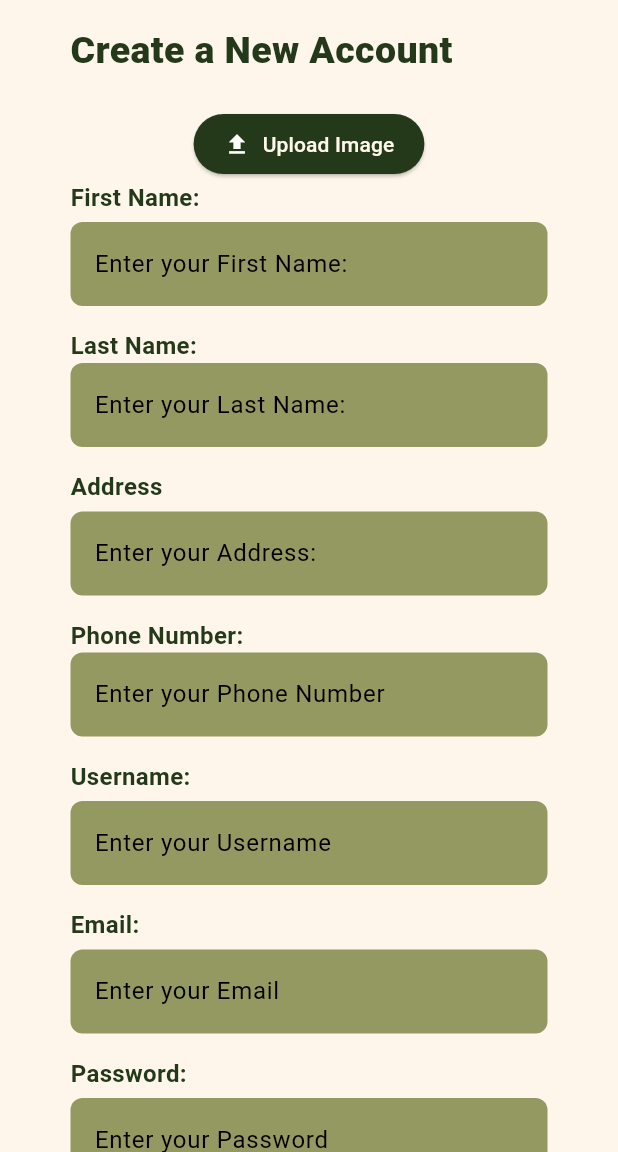
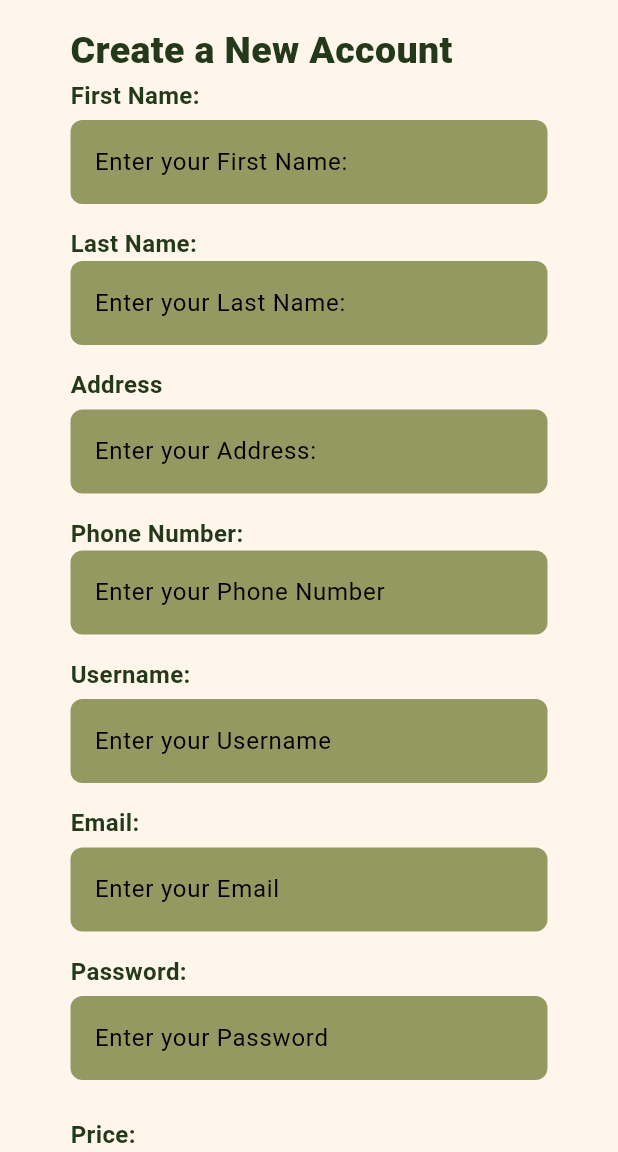
Before and after one commit to fatimafarhan2/Real_estate_Management_Project, a Flutter app: the SignupPageAgent screen opened directly, on a phone screen of 412 x 824 dp, the part 84-1236 px from its top. Run offline on Flutter 3.47's test engine with Material 3 defaults, Android fonts, the phone set to English and light mode, and no system bars; our stand-ins replace cloud_firestore, firebase_auth, firebase_core, flutter_rating_bar, flutter_slidable, image_picker and 1 more; accounts and stored records are empty; network calls fail.

Commit message:
done mashallah

```diff
--- a/lib/Chat/pages/agentchtlogpage.dart
+++ b/lib/Chat/pages/agentchtlogpage.dart
@@ -1,6 +1,7 @@
 import 'package:flutter/material.dart';
 import 'package:cloud_firestore/cloud_firestore.dart';
 import 'package:real_estate_app/Chat/pages/chatpage.dart';
+import 'package:real_estate_app/UI/color.dart';
 
 class AgentChatLogPage extends StatelessWidget {
   final String agentId;
@@ -39,7 +40,8 @@ class AgentChatLogPage extends StatelessWidget {
           }
 
           final chats = snapshot.data!.docs;
-
+print('chat:$chats');
+print('agentid:$agentId');
           if (chats.isEmpty) {
             return const Center(child: Text("No chats found."));
           }
@@ -69,6 +71,7 @@ class AgentChatLogPage extends StatelessWidget {
 
                   final userEmail = emailSnapshot.data!;
                   return Card(
+                    color:drawerBoxColor,
                     margin: const EdgeInsets.symmetric(
                         vertical: 10, horizontal: 15),
                     elevation: 5,
--- a/lib/Chat/pages/chatLogpage.dart
+++ b/lib/Chat/pages/chatLogpage.dart
@@ -1,6 +1,7 @@
 import 'package:cloud_firestore/cloud_firestore.dart';
 import 'package:flutter/material.dart';
 import 'package:real_estate_app/Chat/pages/chatpage.dart';
+import 'package:real_estate_app/UI/color.dart';
 
 class UserChatLogPage extends StatelessWidget {
   final String userId;
@@ -73,6 +74,7 @@ class UserChatLogPage extends StatelessWidget {
                   final agentEmail = emailSnapshot.data!;
 
                   return Card(
+                    color: drawerBoxColor,
                     margin: const EdgeInsets.symmetric(
                         vertical: 10, horizontal: 15),
                     elevation: 5,
--- a/lib/Property/propertyView.dart
+++ b/lib/Property/propertyView.dart
@@ -657,7 +657,7 @@ class _PropertyviewState extends State<Propertyview> {
 
               propertyHeading(
                 const Text(
-                  'Price Information',
+                  'Agent Information',
                   style: TextStyle(
                     fontSize: 33,
                     fontStyle: FontStyle.normal,
--- a/lib/Signup/signup_agent.dart
+++ b/lib/Signup/signup_agent.dart
@@ -161,28 +161,8 @@ class _SignupPageAgentState extends State<SignupPageAgent> {
                   style: TextStyle(fontSize: 25, fontWeight: FontWeight.w800),
                   textAlign: TextAlign.center,
                 ),
-                const SizedBox(height: 20),
-           Center(
-                  child: ElevatedButton.icon(
-                    onPressed: () async {
-                      await pickImage(); // Open image picker
-                      //extracting image url:modified
-                      await uploadImage(); // Upload the image to Supabase
-                      print(fPath);
-                    },
-                    icon: const Icon(Icons.upload),
-                    label: const Text(
-                      'Upload Image',
-                      style: tbutton_style,
-                    ),
-                    style: ElevatedButton.styleFrom(
-                      backgroundColor: buttonColor,
-                      foregroundColor: Colors.white,
-                      padding: const EdgeInsets.symmetric(
-                          horizontal: 20, vertical: 10),
-                    ),
-                  ),
-                ),
+
+
 
                 // First Name
                 const Text('First Name:', style: Tleading_header),
--- a/lib/Signup/signup_user.dart
+++ b/lib/Signup/signup_user.dart
@@ -162,27 +162,27 @@ class _SignupPageUserState extends State<SignupPageUser> {
                 ),
                 const SizedBox(height: 20),
 
-                Center(
-                  child: ElevatedButton.icon(
-                    onPressed: () async {
-                      await pickImage(); // Open image picker
-                      //extracting image url:modified
-                      await uploadImage(); // Upload the image to Supabase
-                      print(fPath);
-                    },
-                    icon: const Icon(Icons.upload),
-                    label: const Text(
-                      'Upload Image',
-                      style: tbutton_style,
-                    ),
-                    style: ElevatedButton.styleFrom(
-                      backgroundColor: buttonColor,
-                      foregroundColor: Colors.white,
-                      padding: const EdgeInsets.symmetric(
-                          horizontal: 20, vertical: 10),
-                    ),
-                  ),
-                ),
+                // Center(
+                //   child: ElevatedButton.icon(
+                //     onPressed: () async {
+                //       await pickImage(); // Open image picker
+                //       //extracting image url:modified
+                //       await uploadImage(); // Upload the image to Supabase
+                //       print(fPath);
+                //     },
+                //     icon: const Icon(Icons.upload),
+                //     label: const Text(
+                //       'Upload Image',
+                //       style: tbutton_style,
+                //     ),
+                //     style: ElevatedButton.styleFrom(
+                //       backgroundColor: buttonColor,
+                //       foregroundColor: Colors.white,
+                //       padding: const EdgeInsets.symmetric(
+                //           horizontal: 20, vertical: 10),
+                //     ),
+                //   ),
+                // ),
 
                 // First Name
                 const Text('First Name:', style: Tleading_header),
--- a/lib/Signup/widget/input_box.dart
+++ b/lib/Signup/widget/input_box.dart
@@ -6,6 +6,7 @@ class Inputbox extends StatelessWidget {
     required this.hintText,
     required this.controller,
     this.fillColor = const Color.fromARGB(255, 147, 153, 97),
+
   });
 
   final String hintText;
--- a/lib/main.dart
+++ b/lib/main.dart
@@ -39,6 +39,7 @@ class Realestateapp extends StatelessWidget {
   @override
   Widget build(BuildContext context) {
     return MaterialApp(
+      debugShowCheckedModeBanner: false,
         theme: ThemeData(
             //BUTTON COLOR
             primaryColor: buttonColor,
```
Also changed, not shown: lib/Chat/pages/agentlist.dart (+7 -1 lines), lib/Profiles/agent_profile.dart (+45 -10 lines), lib/Profiles/user_profile.dart (+61 -33 lines), lib/forms/property_details_form.dart (+4 -9 lines).
